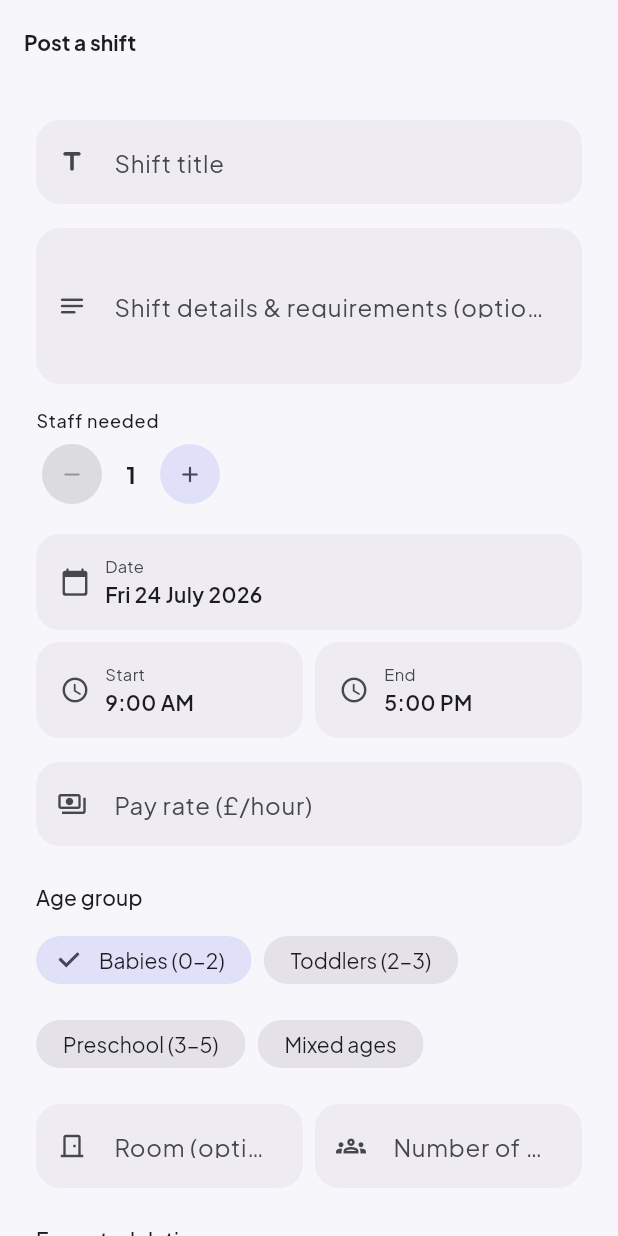
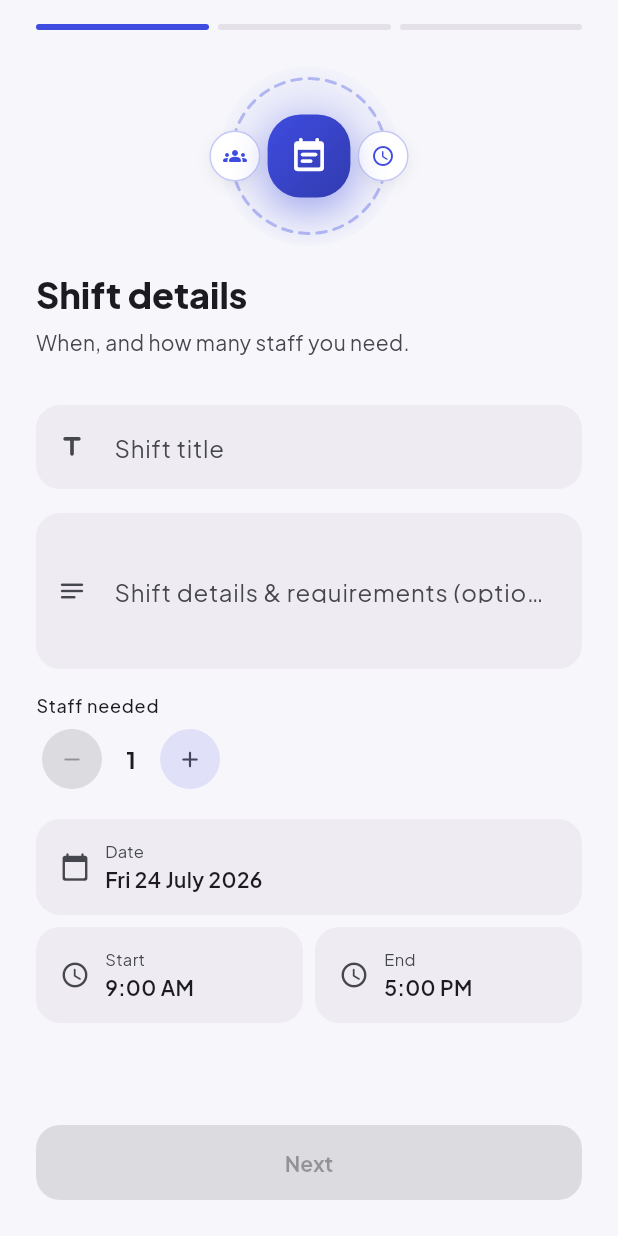
Before and after one commit to garimasharmabridgeflex-ops/Bridge-Flex, a Flutter app: the PostShiftScreen screen opened by its route, on a phone screen of 412 x 824 dp. Run offline on Flutter 3.47's test engine with Material 3 defaults, Android fonts, the phone set to English and light mode, and no system bars; drawn by our look-alikes of flutter_animate; our stand-ins replace cloud_firestore, firebase_auth, firebase_core, firebase_messaging, firebase_storage, flutter_riverpod and 5 more; accounts and stored records are empty; network calls fail.

Commit message:
Redesign shift cards and turn shift-posting into a 3-step wizard
- ShiftCard: leading avatar badge, "posted X ago" tag, and a duty-chips row —
  closer to the reference design's job-feed card
- PostShiftScreen: replace the single long form with a 3-step wizard (Shift
  details -> Care details -> Pay & publish), reusing the same WizardStepScaffold
  chrome and animated illustrations as the onboarding wizards

```diff
--- a/frontend/lib/features/shifts/presentation/post_shift_screen.dart
+++ b/frontend/lib/features/shifts/presentation/post_shift_screen.dart
@@ -1,5 +1,4 @@
 import 'package:flutter/material.dart';
-import 'package:flutter_animate/flutter_animate.dart';
 import 'package:flutter_riverpod/flutter_riverpod.dart';
 import 'package:go_router/go_router.dart';
 import 'package:intl/intl.dart';
@@ -10,8 +9,13 @@ import '../../../core/api/api_exception.dart';
 import '../../../shared/constants/profile_options.dart';
 import '../../../shared/widgets/app_text_field.dart';
 import '../../../shared/widgets/chip_multi_select.dart';
-import '../../../shared/widgets/primary_button.dart';
+import '../../onboarding/presentation/widgets/onboarding_illustration.dart';
+import '../../onboarding/presentation/widgets/wizard_scaffold.dart';
 
+/// Posting a shift as a 3-step wizard (Shift details → Care details → Pay &
+/// publish) — reuses the same [WizardStepScaffold] chrome the onboarding
+/// wizards use, mirroring the reference design's multi-step "Create Job"
+/// flow instead of one long scrolling form.
 class PostShiftScreen extends ConsumerStatefulWidget {
   const PostShiftScreen({super.key});
 
@@ -20,7 +24,7 @@ class PostShiftScreen extends ConsumerStatefulWidget {
 }
 
 class _PostShiftScreenState extends ConsumerState<PostShiftScreen> {
-  final _formKey = GlobalKey<FormState>();
+  final _pageController = PageController();
   final _title = TextEditingController();
   final _description = TextEditingController();
   final _payRate = TextEditingController();
@@ -37,6 +41,7 @@ class _PostShiftScreenState extends ConsumerState<PostShiftScreen> {
 
   @override
   void dispose() {
+    _pageController.dispose();
     _title.dispose();
     _description.dispose();
     _payRate.dispose();
@@ -49,6 +54,20 @@ class _PostShiftScreenState extends ConsumerState<PostShiftScreen> {
       DateTime(_date.year, _date.month, _date.day, _startTime.hour, _startTime.minute);
   DateTime get _endDateTime =>
       DateTime(_date.year, _date.month, _date.day, _endTime.hour, _endTime.minute);
+
+  bool get _detailsValid => _title.text.trim().isNotEmpty;
+  bool get _payValid {
+    final n = double.tryParse(_payRate.text);
+    return n != null && n > 0;
+  }
+
+  void _goTo(int step) {
+    _pageController.animateToPage(
+      step,
+      duration: const Duration(milliseconds: 280),
+      curve: Curves.easeOutCubic,
+    );
+  }
 
   Future<void> _pickDate() async {
     final picked = await showDatePicker(
@@ -75,8 +94,7 @@ class _PostShiftScreenState extends ConsumerState<PostShiftScreen> {
     });
   }
 
-  Future<void> _submit() async {
-    if (!_formKey.currentState!.validate()) return;
+  Future<void> _publish() async {
     if (!_endDateTime.isAfter(_startDateTime)) {
       ScaffoldMessenger.of(context)
           .showSnackBar(const SnackBar(content: Text('End time must be after start time')));
@@ -111,43 +129,47 @@ class _PostShiftScreenState extends ConsumerState<PostShiftScreen> {
   @override
   Widget build(BuildContext context) {
     return Scaffold(
-      appBar: AppBar(title: const Text('Post a shift')),
-      body: SafeArea(
-        child: SingleChildScrollView(
-          padding: const EdgeInsets.all(AppSpacing.lg),
-          child: Form(
-            key: _formKey,
-            child: Column(
+      body: PageView(
+        controller: _pageController,
+        physics: const NeverScrollableScrollPhysics(),
+        children: [
+          // ── Step 1: Shift details ────────────────────────────────────
+          WizardStepScaffold(
+            stepIndex: 0,
+            stepCount: 3,
+            title: 'Shift details',
+            subtitle: 'When, and how many staff you need.',
+            illustration: const OnboardingIllustration(
+              icon: Icons.event_note_rounded,
+              color: AppColors.indigo,
+              satellites: [Icons.schedule_rounded, Icons.groups_rounded],
+              size: 120,
+            ),
+            canContinue: _detailsValid,
+            nextLabel: 'Next',
+            onNext: () => _goTo(1),
+            body: Column(
               crossAxisAlignment: CrossAxisAlignment.start,
               children: [
                 AppTextField(
                   label: 'Shift title',
                   controller: _title,
                   prefixIcon: Icons.title_rounded,
-                  validator: (v) => (v == null || v.trim().isEmpty) ? 'Required' : null,
-                ).animate().fadeIn(duration: 250.ms),
+                ),
                 const SizedBox(height: AppSpacing.md),
                 AppTextField(
                   label: 'Shift details & requirements (optional)',
                   controller: _description,
                   maxLines: 3,
                   prefixIcon: Icons.notes_rounded,
-                ).animate().fadeIn(delay: 40.ms, duration: 250.ms),
+                ),
                 const SizedBox(height: AppSpacing.md),
-                Row(
-                  children: [
-                    Expanded(
-                      child: Column(
-                        crossAxisAlignment: CrossAxisAlignment.start,
-                        children: [
                 Text('Staff needed', style: Theme.of(context).textTheme.labelMedium),
                 const SizedBox(height: 4),
                 Row(
                   children: [
                     IconButton.filledTonal(
-                                onPressed: _capacity > 1
-                                    ? () => setState(() => _capacity--)
-                                    : null,
+                      onPressed: _capacity > 1 ? () => setState(() => _capacity--) : null,
                       icon: const Icon(Icons.remove_rounded, size: 18),
                     ),
                     Padding(
@@ -160,18 +182,13 @@ class _PostShiftScreenState extends ConsumerState<PostShiftScreen> {
                     ),
                   ],
                 ),
-                        ],
-                      ),
-                    ),
-                  ],
-                ),
                 const SizedBox(height: AppSpacing.md),
                 _PickerTile(
                   icon: Icons.calendar_today_rounded,
                   label: 'Date',
                   value: DateFormat('EEE d MMMM yyyy').format(_date),
                   onTap: _pickDate,
-                ).animate().fadeIn(delay: 50.ms, duration: 250.ms),
+                ),
                 const SizedBox(height: AppSpacing.sm),
                 Row(
                   children: [
@@ -193,21 +210,30 @@ class _PostShiftScreenState extends ConsumerState<PostShiftScreen> {
                       ),
                     ),
                   ],
-                ).animate().fadeIn(delay: 100.ms, duration: 250.ms),
-                const SizedBox(height: AppSpacing.md),
-                AppTextField(
-                  label: 'Pay rate (£/hour)',
-                  controller: _payRate,
-                  keyboardType: const TextInputType.numberWithOptions(decimal: true),
-                  prefixIcon: Icons.payments_outlined,
-                  validator: (v) {
-                    if (v == null || v.isEmpty) return 'Required';
-                    final n = double.tryParse(v);
-                    if (n == null || n <= 0) return 'Enter a valid rate';
-                    return null;
-                  },
-                ).animate().fadeIn(delay: 150.ms, duration: 250.ms),
-                const SizedBox(height: AppSpacing.lg),
+                ),
+              ],
+            ),
+          ),
+
+          // ── Step 2: Care details ─────────────────────────────────────
+          WizardStepScaffold(
+            stepIndex: 1,
+            stepCount: 3,
+            title: 'Care details',
+            subtitle: 'Helps staff know exactly what the shift involves.',
+            illustration: const OnboardingIllustration(
+              icon: Icons.child_care_rounded,
+              color: AppColors.mint,
+              satellites: [Icons.checklist_rounded, Icons.stairs_rounded],
+              size: 120,
+            ),
+            canContinue: true,
+            nextLabel: 'Next',
+            onNext: () => _goTo(2),
+            onSkip: () => _goTo(0),
+            body: Column(
+              crossAxisAlignment: CrossAxisAlignment.start,
+              children: [
                 Text('Age group', style: Theme.of(context).textTheme.labelLarge),
                 const SizedBox(height: 8),
                 Wrap(
@@ -260,17 +286,72 @@ class _PostShiftScreenState extends ConsumerState<PostShiftScreen> {
                   onChanged: (v) => setState(() => _requirements = v),
                   allowCustom: true,
                 ),
-                const SizedBox(height: AppSpacing.xl),
-                PrimaryButton(
-                  label: 'Publish shift',
-                  icon: Icons.publish_rounded,
-                  loading: _loading,
-                  onPressed: _submit,
-                ).animate().fadeIn(delay: 200.ms, duration: 250.ms),
               ],
             ),
           ),
+
+          // ── Step 3: Pay & publish ────────────────────────────────────
+          WizardStepScaffold(
+            stepIndex: 2,
+            stepCount: 3,
+            title: 'Pay & publish',
+            subtitle: 'Set the rate and post it live.',
+            illustration: const OnboardingIllustration(
+              icon: Icons.payments_rounded,
+              color: AppColors.coral,
+              satellites: [Icons.publish_rounded, Icons.check_circle_rounded],
+              size: 120,
             ),
+            canContinue: _payValid,
+            loading: _loading,
+            nextLabel: 'Publish shift',
+            onNext: _publish,
+            body: Column(
+              crossAxisAlignment: CrossAxisAlignment.start,
+              children: [
+                AppTextField(
+                  label: 'Pay rate (£/hour)',
+                  controller: _payRate,
+                  keyboardType: const TextInputType.numberWithOptions(decimal: true),
+                  prefixIcon: Icons.payments_outlined,
+                ),
+                const SizedBox(height: AppSpacing.lg),
+                _sectionCard(context, [
+                  _summaryRow(context, 'Title', _title.text.trim().isEmpty ? '—' : _title.text.trim()),
+                  _summaryRow(context, 'When',
+                      '${DateFormat('EEE d MMM').format(_date)}, ${_startTime.format(context)}–${_endTime.format(context)}'),
+                  _summaryRow(context, 'Staff needed', '$_capacity'),
+                  _summaryRow(context, 'Age group', _ageGroup),
+                ]),
+              ],
+            ),
+          ),
+        ],
+      ),
+    );
+  }
+
+  Widget _sectionCard(BuildContext context, List<Widget> rows) {
+    final scheme = Theme.of(context).colorScheme;
+    return Container(
+      padding: const EdgeInsets.all(AppSpacing.md),
+      decoration: BoxDecoration(
+        color: scheme.surfaceContainerHighest.withValues(alpha: 0.4),
+        borderRadius: BorderRadius.circular(AppRadius.md),
+      ),
+      child: Column(crossAxisAlignment: CrossAxisAlignment.start, children: rows),
+    );
+  }
+
+  Widget _summaryRow(BuildContext context, String label, String value) {
+    final scheme = Theme.of(context).colorScheme;
+    return Padding(
+      padding: const EdgeInsets.symmetric(vertical: 4),
+      child: Row(
+        children: [
+          SizedBox(width: 100, child: Text(label, style: TextStyle(fontSize: 12, color: scheme.onSurfaceVariant))),
+          Expanded(child: Text(value, style: const TextStyle(fontWeight: FontWeight.w600), overflow: TextOverflow.ellipsis)),
+        ],
       ),
     );
   }
```
Also changed, not shown: frontend/lib/features/shifts/presentation/widgets/shift_card.dart (+38 -1 lines). Lines whose indentation alone changed are shown as unchanged.
